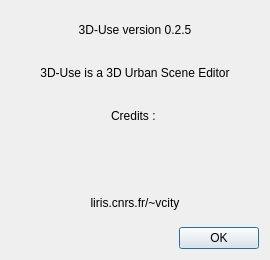
Old version of the form ui/dialogAbout.ui in the repository VCityTeam/3DUSE.
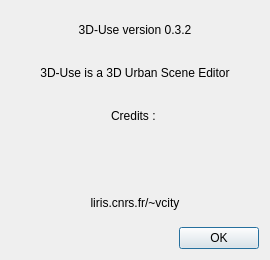
New version of the form. Icons and pictures are not drawn.

Patch:
```diff
--- a/ui/dialogAbout.ui
+++ b/ui/dialogAbout.ui
@@ -17,7 +17,7 @@
    <item>
     <widget class="QLabel" name="label_2">
      <property name="text">
-      <string>3D-Use version 0.2.5</string>
+      <string>3D-Use version 0.3.2</string>
      </property>
      <property name="alignment">
       <set>Qt::AlignCenter</set>
```
